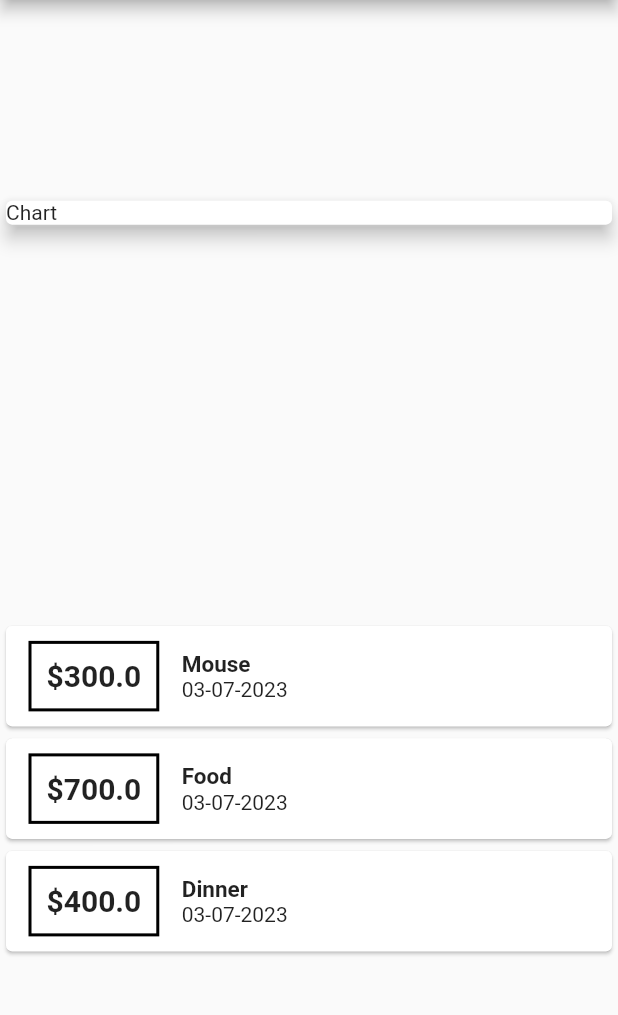
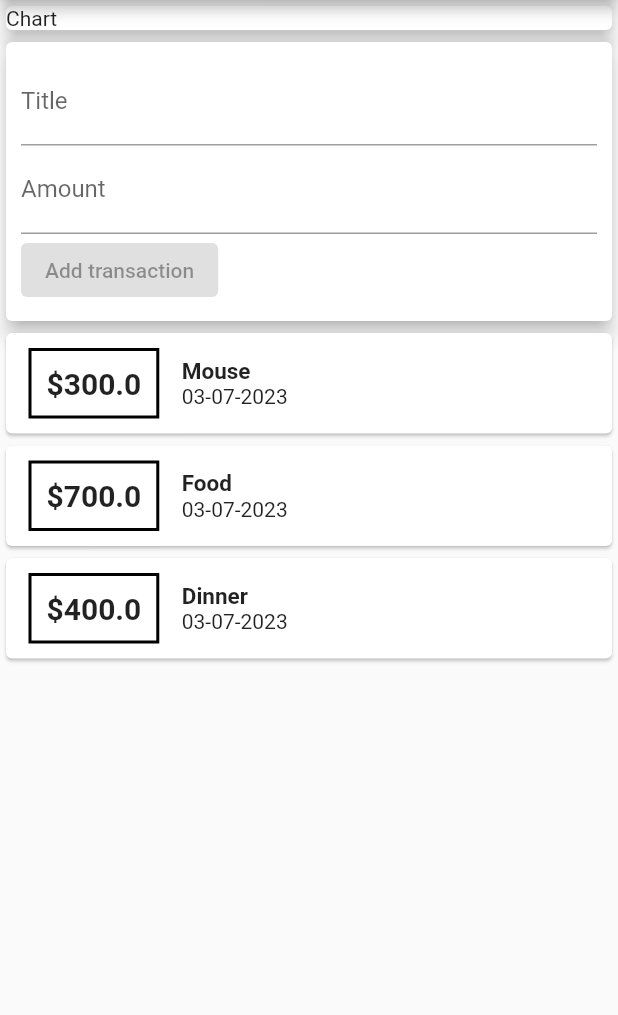
Before and after one commit to vctrtello1/expensePlanner, a Flutter app: the screen it shows after launch, on a phone screen of 412 x 824 dp, the part 84-1099 px from its top. Run offline on Flutter 3.47's test engine with Material 2 defaults, Android fonts, the phone set to English and light mode, and no system bars.

Commit message:
input text

```diff
--- a/lib/main.dart
+++ b/lib/main.dart
@@ -32,7 +32,7 @@ class MyHomePage extends StatelessWidget {
       // ignore: prefer_const_constructors
       body: Column(
         // ignore: prefer_const_literals_to_create_immutables
-        mainAxisAlignment: MainAxisAlignment.spaceAround,
+        mainAxisAlignment: MainAxisAlignment.start,
         crossAxisAlignment: CrossAxisAlignment.stretch,
         // ignore: prefer_const_literals_to_create_immutables
         children: <Widget>[
@@ -41,6 +41,27 @@ class MyHomePage extends StatelessWidget {
             child: Card(
               elevation: 5,
               child: Text('Chart'),
+            ),
+          ),
+          // ignore: prefer_const_literals_to_create_immutables
+          Card(
+            elevation: 5,
+            child: Container(
+              padding: const EdgeInsets.all(10),
+              child: Column(
+                crossAxisAlignment: CrossAxisAlignment.start,
+                // ignore: prefer_const_literals_to_create_immutables
+                children: <Widget>[
+                  const TextField(
+                    decoration: InputDecoration(labelText: 'Title'),
+                  ),
+                  const TextField(
+                    decoration: InputDecoration(labelText: 'Amount'),
+                  ),
+                  const ElevatedButton(
+                      onPressed: null, child: Text('Add transaction'))
+                ],
+              ),
             ),
           ),
           Column(
```
